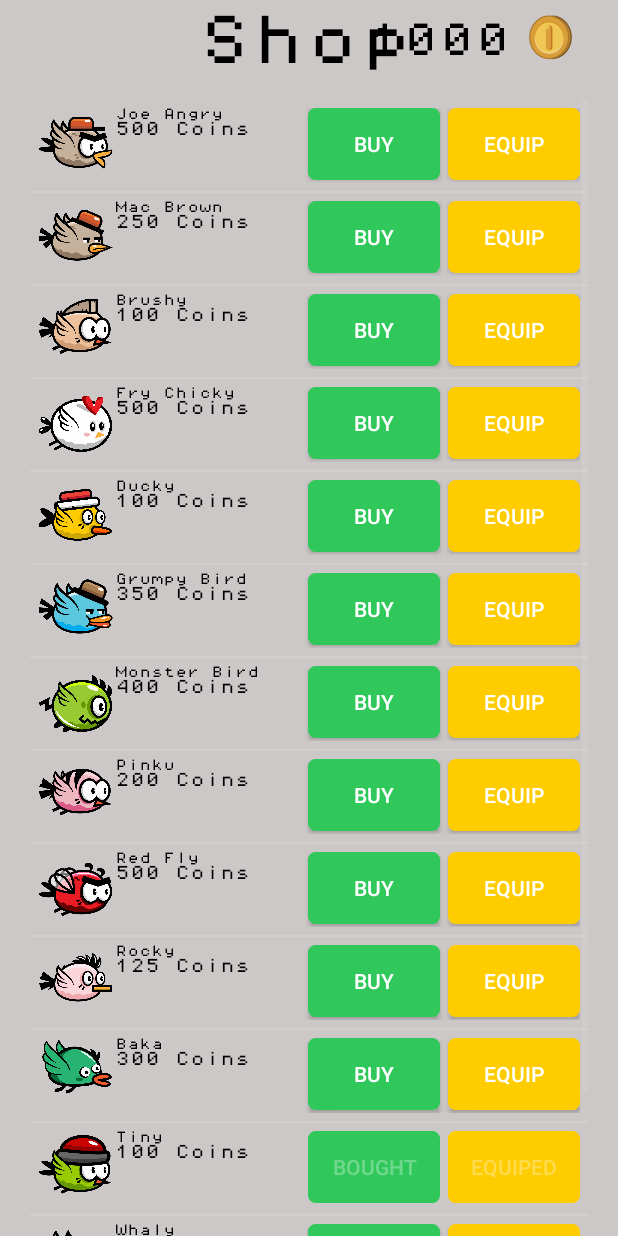
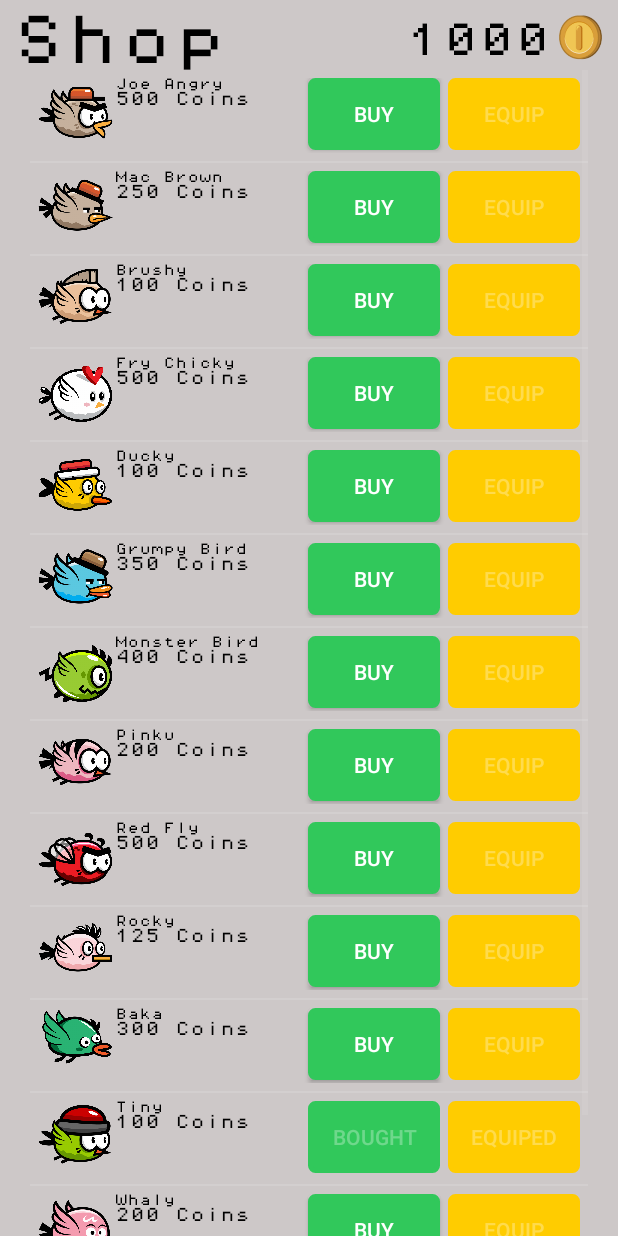
Before and after one commit to MISTERSOFT/FlappyDragon, an Android app: the ShopActivity screen opened directly, with no data from a screen before it, on a phone screen of 412 x 824 dp. Run offline under Robolectric (Android 15) with nearby library versions, the phone set to English and light mode, and no system bars.

Commit message:
Update money in the shop + event on buttons

```diff
--- a/app/src/main/java/me/sofianehamadi/flyingbird/ShopActivity.java
+++ b/app/src/main/java/me/sofianehamadi/flyingbird/ShopActivity.java
@@ -15,7 +15,10 @@ import me.sofianehamadi.flyingbird.models.adapters.ListViewItemBirdAdapter;
 
 public class ShopActivity extends AppCompatActivity {
 
-    private static User user;
+    private static TextView tvTitle;
+    private static TextView tvCoins;
+
+    public User user;
     private static ArrayList<Bird> birds;
 
     @Override
@@ -23,21 +26,30 @@ public class ShopActivity extends AppCompatActivity {
         super.onCreate(savedInstanceState);
         setContentView(R.layout.activity_shop);
 
-        user = Database.getInstance(this).getUser();
-        birds = Database.getInstance(this).getAllBirds();
 
-        TextView tvTitle = (TextView) findViewById(R.id.textViewShopTitle);
+        tvTitle = (TextView) findViewById(R.id.textViewShopTitle);
         tvTitle.setTypeface(FontCache.getTypeface(this, FontCache.PixelOperatorMono8));
 
-        TextView tvCoins = (TextView) findViewById(R.id.shop_coins_earn);
+        tvCoins = (TextView) findViewById(R.id.shop_coins_earn);
         tvCoins.setTypeface(FontCache.getTypeface(this, FontCache.PixelOperatorMono8));
-        tvCoins.setText(user.getMoney().toString());
+//        user = Database.getInstance(this).getUser();
+//        tvCoins.setText(user.getMoney().toString());
+        updateMoney();
 
         /**
          * Init listView
          */
+        birds = Database.getInstance(this).getAllBirds();
         ListView listViewBirds = (ListView) findViewById(R.id.listViewShop);
         ListViewItemBirdAdapter birdAdapter = new ListViewItemBirdAdapter(this, R.layout.listview_item_bird, birds);
         listViewBirds.setAdapter(birdAdapter);
     }
+
+    public void updateMoney() {
+        user = Database.getInstance(this).getUser();
+//
+//        tvCoins = (TextView) findViewById(R.id.shop_coins_earn);
+//        tvCoins.setTypeface(FontCache.getTypeface(this, FontCache.PixelOperatorMono8));
+        tvCoins.setText(user.getMoney().toString());
+    }
 }
--- a/app/src/main/java/me/sofianehamadi/flyingbird/models/User.java
+++ b/app/src/main/java/me/sofianehamadi/flyingbird/models/User.java
@@ -34,4 +34,8 @@ public class User {
     public void sum(Integer _money) {
         money += _money;
     }
+
+    public void minus(Integer _money) {
+        money -= _money;
+    }
 }
--- a/app/src/main/java/me/sofianehamadi/flyingbird/models/adapters/ListViewItemBirdAdapter.java
+++ b/app/src/main/java/me/sofianehamadi/flyingbird/models/adapters/ListViewItemBirdAdapter.java
@@ -2,7 +2,6 @@ package me.sofianehamadi.flyingbird.models.adapters;
 
 import android.app.Activity;
 import android.content.Context;
-import android.graphics.PorterDuff;
 import android.view.LayoutInflater;
 import android.view.View;
 import android.view.ViewGroup;
@@ -14,7 +13,9 @@ import android.widget.TextView;
 import java.util.List;
 
 import me.sofianehamadi.flyingbird.R;
+import me.sofianehamadi.flyingbird.ShopActivity;
 import me.sofianehamadi.flyingbird.common.FontCache;
+import me.sofianehamadi.flyingbird.database.Database;
 import me.sofianehamadi.flyingbird.models.Bird;
 import me.sofianehamadi.flyingbird.models.adapters.holders.ViewHolderItemBird;
 
@@ -24,7 +25,7 @@ import me.sofianehamadi.flyingbird.models.adapters.holders.ViewHolderItemBird;
 
 public class ListViewItemBirdAdapter extends ArrayAdapter<Bird> {
     private final Context context;
-    private final List<Bird> birds;
+    private List<Bird> birds;
 
     public ListViewItemBirdAdapter(Context context, int resource, List<Bird> objects) {
         super(context, resource, objects);
@@ -33,8 +34,8 @@ public class ListViewItemBirdAdapter extends ArrayAdapter<Bird> {
     }
 
     @Override
-    public View getView(int position, View convertView, ViewGroup parent) {
-        ViewHolderItemBird viewHolderItemBird;
+    public View getView(final int position, View convertView, ViewGroup parent) {
+        final ViewHolderItemBird viewHolderItemBird;
         if (convertView == null) {
             LayoutInflater inflater = ((Activity) this.context).getLayoutInflater();
             convertView = inflater.inflate(R.layout.listview_item_bird, parent, false);
@@ -74,14 +75,50 @@ public class ListViewItemBirdAdapter extends ArrayAdapter<Bird> {
             else {
                 viewHolderItemBird.buyBird.setText(R.string.buy);
             }
+            viewHolderItemBird.buyBird.setOnClickListener(new View.OnClickListener() {
+                @Override
+                public void onClick(View v) {
+                    // If user have enough money
+                    if (((ShopActivity) context).user.getMoney() - birds.get(position).getPrice() > 0) {
+                        // update bird
+                        Bird bird = birds.get(position);
+                        bird.setBought(true);
+                        Database.getInstance(context).updateBird(bird, false);
+                        birds = Database.getInstance(context).getAllBirds();
 
-            viewHolderItemBird.equipBird.setEnabled(!birds.get(position).isEquiped());
+                        // update user money
+                        ((ShopActivity) context).user.minus(birds.get(position).getPrice());
+                        Database.getInstance(context).updateUser(((ShopActivity) context).user);
+                        ((ShopActivity) context).updateMoney();
+                        notifyDataSetChanged();
+                    }
+                }
+            });
+
+            if (!birds.get(position).isBought()) {
+                viewHolderItemBird.equipBird.setEnabled(false);
+            }
+            else {
+                viewHolderItemBird.equipBird.setEnabled(!birds.get(position).isEquiped());
+            }
+
             if (birds.get(position).isEquiped()) {
                 viewHolderItemBird.equipBird.setText(R.string.equiped);
             }
             else {
                 viewHolderItemBird.equipBird.setText(R.string.equip);
             }
+
+            viewHolderItemBird.equipBird.setOnClickListener(new View.OnClickListener() {
+                @Override
+                public void onClick(View v) {
+                    Bird bird = birds.get(position);
+                    bird.setEquiped(true);
+                    Database.getInstance(context).updateBird(bird, true);
+                    birds = Database.getInstance(context).getAllBirds();
+                    notifyDataSetChanged();
+                }
+            });
         }
 
         return convertView;
--- a/app/src/main/res/layout/activity_shop.xml
+++ b/app/src/main/res/layout/activity_shop.xml
@@ -6,19 +6,7 @@
     android:layout_width="match_parent"
     android:layout_height="match_parent"
     android:background="@color/activityBackgroundColor"
-    android:paddingLeft="20dp"
-    android:paddingRight="20dp"
     tools:context="me.sofianehamadi.flyingbird.ShopActivity">
-
-    <ImageView
-        android:layout_width="30dp"
-        android:layout_height="30dp"
-        app:srcCompat="@drawable/coin2"
-        android:id="@+id/shopTotalCoin"
-        android:layout_alignParentTop="true"
-        android:layout_alignParentEnd="true"
-        android:layout_marginTop="10dp"
-        android:layout_marginEnd="10dp" />
 
     <TextView
         android:text="0"
@@ -26,27 +14,38 @@
         android:layout_height="wrap_content"
         android:id="@+id/shop_coins_earn"
         android:fontFamily="sans-serif"
-        android:layout_marginEnd="40dp"
+        android:layout_marginEnd="33dp"
         android:textColor="@android:color/black"
         android:textSize="24sp"
         android:layout_alignBottom="@+id/shopTotalCoin"
         android:layout_alignEnd="@+id/shopTotalCoin" />
 
     <TextView
-        android:text="Shop"
+        android:text="@string/shop"
         android:layout_width="wrap_content"
         android:layout_height="wrap_content"
         android:id="@+id/textViewShopTitle"
         android:textSize="36sp"
         android:textColor="@android:color/black"
         android:layout_alignTop="@+id/shopTotalCoin"
-        android:layout_centerHorizontal="true" />
+        android:layout_marginStart="10dp" />
 
     <ListView
         android:id="@+id/listViewShop"
         android:layout_width="match_parent"
         android:layout_height="wrap_content"
         android:layout_below="@id/textViewShopTitle"
-        android:layout_marginTop="20dp"/>
+        android:paddingLeft="20dp"
+        android:paddingRight="20dp"/>
+
+    <ImageView
+        android:layout_width="30dp"
+        android:layout_height="30dp"
+        app:srcCompat="@drawable/coin2"
+        android:id="@+id/shopTotalCoin"
+        android:layout_marginEnd="10dp"
+        android:layout_marginTop="10dp"
+        android:layout_alignParentTop="true"
+        android:layout_alignParentEnd="true" />
 
 </RelativeLayout>
--- a/app/src/main/res/values/strings.xml
+++ b/app/src/main/res/values/strings.xml
@@ -7,4 +7,5 @@
     <string name="bought">Bought</string>
     <string name="equip">Equip</string>
     <string name="equiped">Equiped</string>
+    <string name="shop">Shop</string>
 </resources>
```
Also changed, not shown: app/src/main/java/me/sofianehamadi/flyingbird/database/Database.java (+12 -2 lines).
